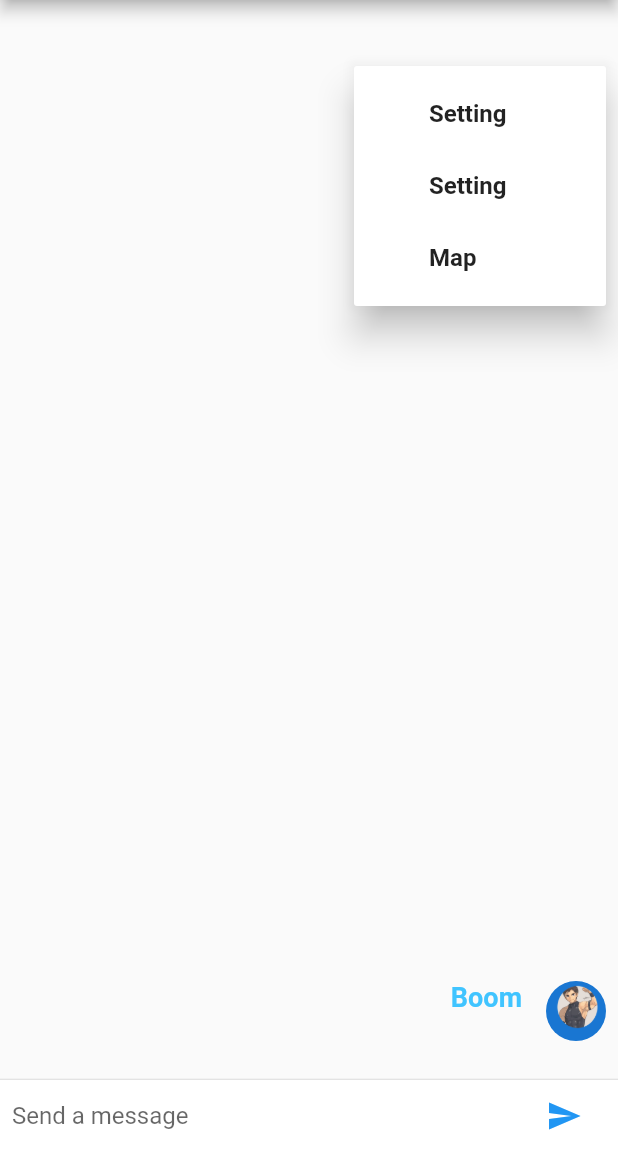
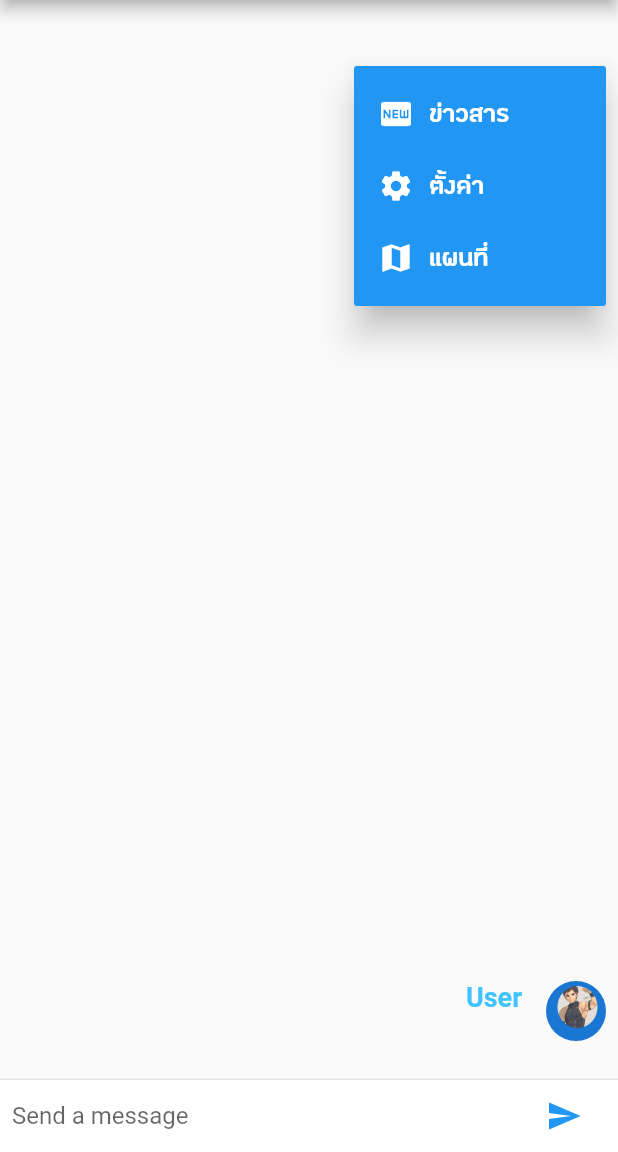
Before and after one commit to PawaOx4th/BaibuaChatbot, a Flutter app: the screen it shows once a user with an empty profile is signed in, after a tap on the "send" icon, after a tap on the "keyboard arrow down" icon, on a phone screen of 412 x 824 dp, the part 84-1236 px from its top. Run offline on Flutter 3.47's test engine with Material 2 defaults, Android fonts, the phone set to English and light mode, and no system bars; our stand-ins replace firebase_auth; missing offline and left inert: flutter_dialogflow; accounts and stored records are empty.

Commit message:
+ Success PopupButton

```diff
--- a/baibuaapp/lib/screens/baibuaChatroom.dart
+++ b/baibuaapp/lib/screens/baibuaChatroom.dart
@@ -63,7 +63,7 @@ class _HomePageDialogflowV2 extends State<ChatroomBaibua> {
   }
 
   void _handleSubmitted(String text) {
-    String _textname = "Boom";
+    String _textname = "User";
     _textController.clear();
     ChatMessage message = new ChatMessage(
       text: text,
@@ -86,6 +86,7 @@ class _HomePageDialogflowV2 extends State<ChatroomBaibua> {
           PopupMenuButton(
             offset: Offset(0, 100),
             elevation: 10,
+            color: Colors.blue,
             //** (val) => value property in PopupMenuItem **//
             onSelected: (val) {
               Navigator.pushNamed(context, val);
@@ -103,11 +104,19 @@ class _HomePageDialogflowV2 extends State<ChatroomBaibua> {
                     children: <Widget>[
                       Padding(
                         padding: const EdgeInsets.only(right: 10),
-                        child: Icon(Icons.fiber_new),
+                        child: Icon(
+                          Icons.fiber_new,
+                          color: Colors.white,
+                        ),
                       ),
                       Text(
-                        "Setting",
-                        style: TextStyle(fontWeight: FontWeight.bold),
+                        "ข่าวสาร",
+                        style: TextStyle(
+                          fontFamily: 'FC Lamoon',
+                          fontWeight: FontWeight.bold,
+                          fontSize: 22,
+                          color: Colors.white,
+                        ),
                       )
                     ],
                   ),
@@ -119,11 +128,19 @@ class _HomePageDialogflowV2 extends State<ChatroomBaibua> {
                     children: <Widget>[
                       Padding(
                         padding: const EdgeInsets.only(right: 10),
-                        child: Icon(Icons.settings),
+                        child: Icon(
+                          Icons.settings,
+                          color: Colors.white,
+                        ),
                       ),
                       Text(
-                        "Setting",
-                        style: TextStyle(fontWeight: FontWeight.bold),
+                        "ตั้งค่า",
+                        style: TextStyle(
+                          fontFamily: 'FC Lamoon',
+                          fontWeight: FontWeight.bold,
+                          fontSize: 22,
+                          color: Colors.white,
+                        ),
                       )
                     ],
                   ),
@@ -135,11 +152,19 @@ class _HomePageDialogflowV2 extends State<ChatroomBaibua> {
                     children: <Widget>[
                       Padding(
                         padding: const EdgeInsets.only(right: 10),
-                        child: Icon(Icons.map),
+                        child: Icon(
+                          Icons.map,
+                          color: Colors.white,
+                        ),
                       ),
                       Text(
-                        "Map",
-                        style: TextStyle(fontWeight: FontWeight.bold),
+                        "แผนที่",
+                        style: TextStyle(
+                          fontFamily: 'FC Lamoon',
+                          fontWeight: FontWeight.bold,
+                          fontSize: 22,
+                          color: Colors.white,
+                        ),
                       )
                     ],
                   ),
@@ -150,13 +175,16 @@ class _HomePageDialogflowV2 extends State<ChatroomBaibua> {
         ],
       ),
       body: new Column(children: <Widget>[
-        new Flexible(
+        Container(
+          child: new Flexible(
             child: new ListView.builder(
-          padding: new EdgeInsets.all(8.0),
-          reverse: true,
-          itemBuilder: (_, int index) => _messages[index],
-          itemCount: _messages.length,
-        )),
+              padding: new EdgeInsets.all(8.0),
+              reverse: true,
+              itemBuilder: (_, int index) => _messages[index],
+              itemCount: _messages.length,
+            ),
+          ),
+        ),
         new Divider(height: 1.0),
         new Container(
           decoration: new BoxDecoration(color: Theme.of(context).cardColor),
```
Also changed, not shown: baibuaapp/pubspec.yaml (+5 -4 lines), baibuaapp/fonts/FC Lamoon Bold.ttf (added), baibuaapp/fonts/FC Lamoon Light.ttf (added), baibuaapp/fonts/FC Lamoon Regular.ttf (added).
